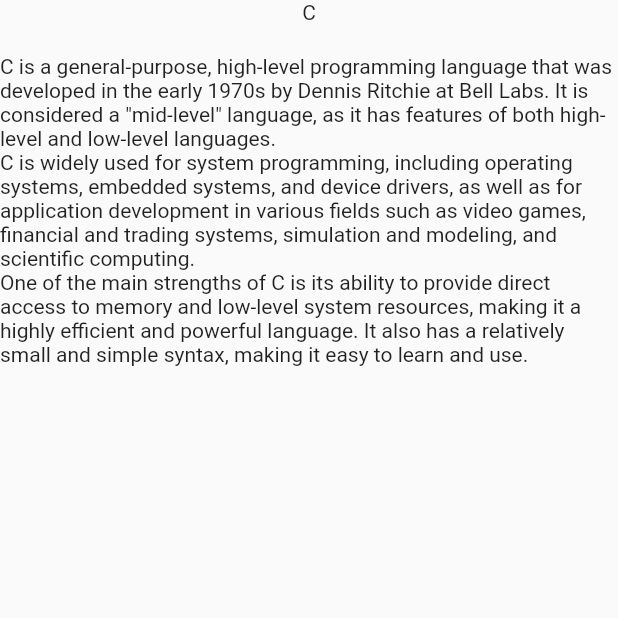
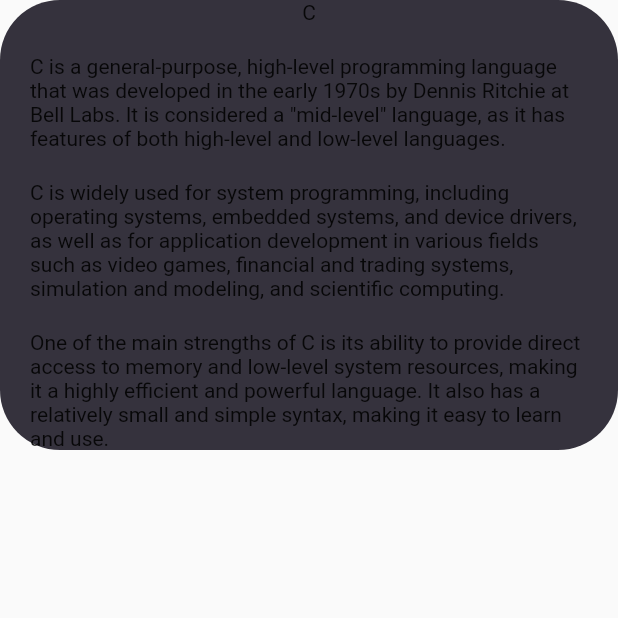
Before and after one commit to Chamidilshan/learn_programming, a Flutter app: the CPage screen opened directly, on a phone screen of 412 x 824 dp, the top half of it. Run offline on Flutter 3.47's test engine with Material 2 defaults, Android fonts, the phone set to English and light mode, and no system bars.

Commit message:
edited C language page

```diff
--- a/lib/pages/language_pages/cLang.dart
+++ b/lib/pages/language_pages/cLang.dart
@@ -6,9 +6,15 @@
   @override
   Widget build(BuildContext context) {
     return Scaffold(
-      body: ListView(
-        children: [Container(
+      body: SingleChildScrollView(
+        child: Container(
+          padding: EdgeInsets.symmetric(horizontal: 20.0),
+          decoration: BoxDecoration(
+              color: Color(0xFF35323d),
+            borderRadius: BorderRadius.circular(40)
+          ),
           child: Column(
+            mainAxisAlignment: MainAxisAlignment.center,
             children: [
               Text('C'),
               SizedBox(
@@ -18,13 +24,19 @@
                 'C is a general-purpose, high-level programming language that was '
                     'developed in the early 1970s by Dennis Ritchie at '
                     'Bell Labs. It is considered a "mid-level" '
-                    'language, as it has features of both high-level and low-level languages.'
+                    'language, as it has features of both high-level and low-level languages.',
+              ),
+              SizedBox(
+                height: 20.0,
               ),
               Text('C is widely used for system programming, including operating systems, '
                   'embedded systems, and device drivers, as well as for application '
                   'development in various fields such as video games, financial and '
                   'trading systems, simulation '
                   'and modeling, and scientific computing.'),
+              SizedBox(
+                height: 20.0,
+              ),
               Text('One of the main strengths of C is its ability to provide direct access '
                   'to memory and low-level system resources, making it a highly '
                   'efficient and powerful language. It also has a relatively '
@@ -32,7 +44,6 @@
             ],
           ),
         ),
-        ],
       ),
     );
   }
```
